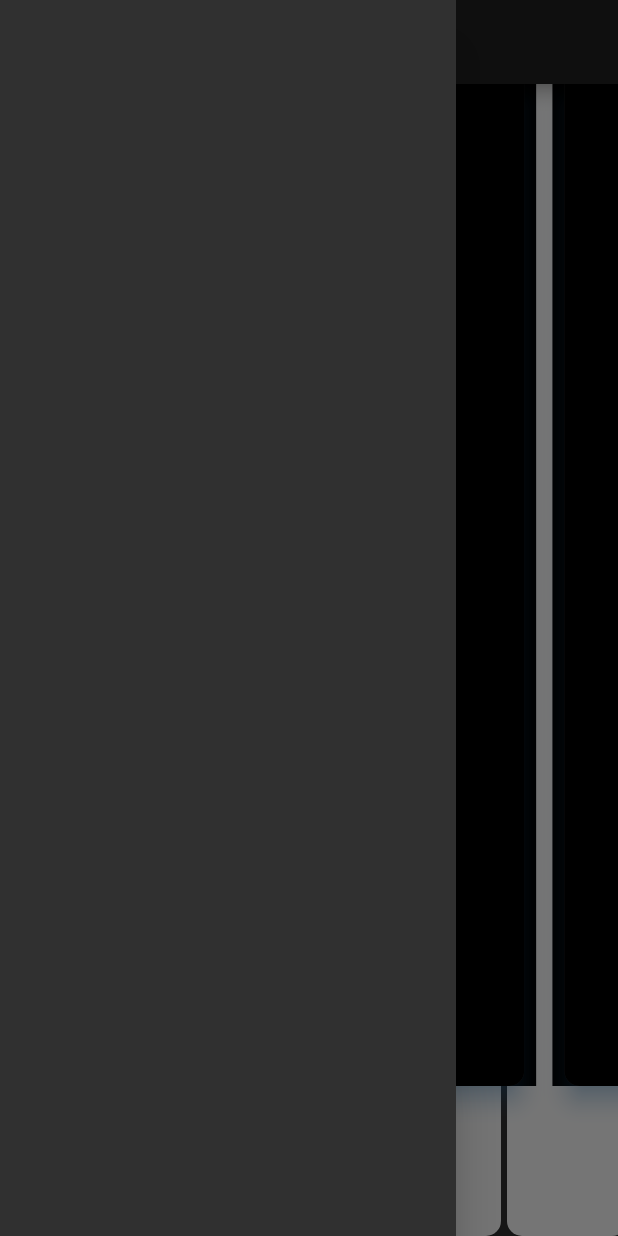
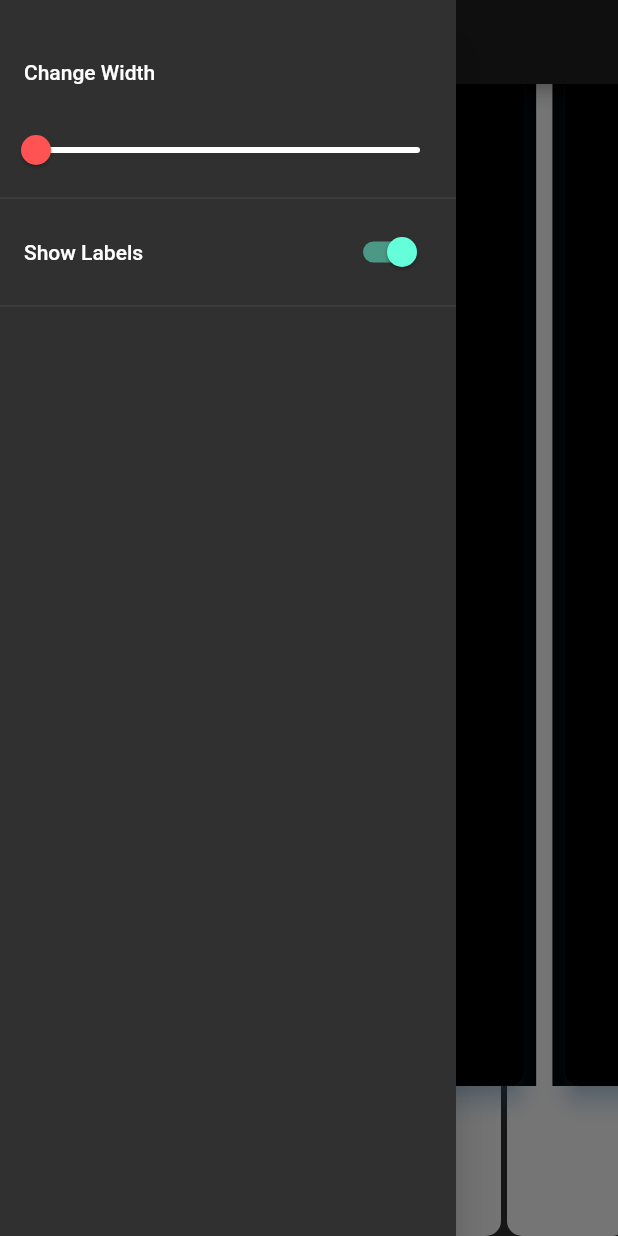
Before and after one commit to h-hiroki/flutter_piano, a Flutter app: the screen it shows after launch, with the side drawer open, on a phone screen of 412 x 824 dp. Run offline on Flutter 3.47's test engine with Material 2 defaults, Android fonts, the phone set to English and light mode, and no system bars; missing offline and left inert: flutter_midi, tonic; statements that could not run were skipped.

```diff
--- a/lib/main.dart
+++ b/lib/main.dart
@@ -37,7 +37,33 @@ class _MyAppState extends State<MyApp> {
         appBar: AppBar(
           title: Text('Flutter Piano'),
         ),
-        drawer: Drawer(child: SafeArea(child: ListView(children: <Widget>[]))),
+        drawer: Drawer(
+          child: SafeArea(
+            child: ListView(
+              children: <Widget>[
+                Container(height: 20.0,),
+                ListTile(title: Text('Change Width'),),
+                Slider(
+                  activeColor: Colors.redAccent,
+                  inactiveColor: Colors.white,
+                  min: 0.0,
+                  max: 1.0,
+                  value: _widthRatio,
+                  onChanged: (double value) => setState(() => _widthRatio = value),
+                ),
+                Divider(),
+                ListTile(
+                  title: Text('Show Labels'),
+                  trailing: Switch(
+                    value: _showLabels,
+                    onChanged: (bool value) => setState(() => _showLabels = value),
+                  ),
+                ),
+                Divider(),
+              ]
+            )
+          )
+        ),
         body: ListView.builder(
           itemCount: 7,
           scrollDirection: Axis.horizontal,
```
